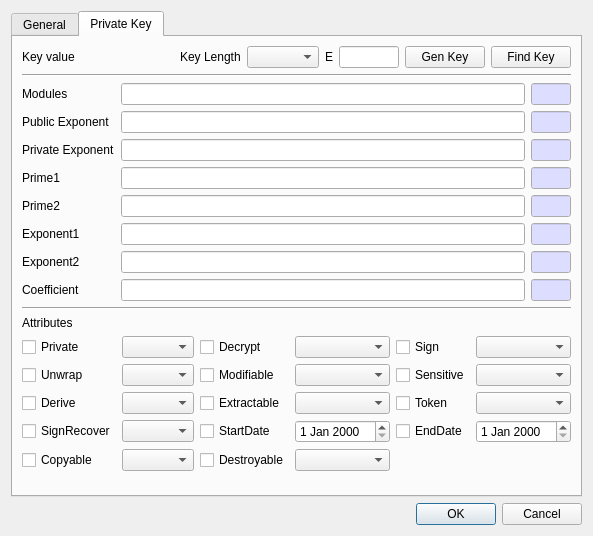
Before: the Qt Designer form CryptokiMan/create_rsa_pri_key_dlg.ui in jykim74/CryptokiMan, drawn with Qt 5.
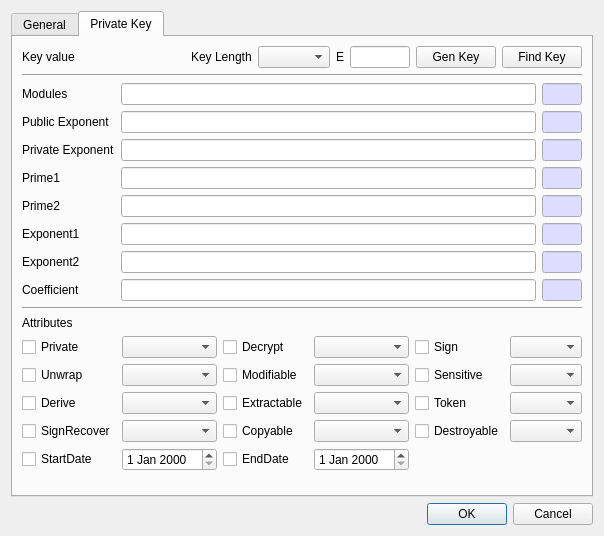
After: the same form once the commit is applied. The open tabs and pages were chosen to show the change.

The edit to the form file:
```diff
--- a/CryptokiMan/create_rsa_pri_key_dlg.ui
+++ b/CryptokiMan/create_rsa_pri_key_dlg.ui
@@ -1061,13 +1061,6 @@
            </property>
           </widget>
          </item>
-         <item row="3" column="2">
-          <widget class="QCheckBox" name="mStartDateCheck">
-           <property name="text">
-            <string>StartDate</string>
-           </property>
-          </widget>
-         </item>
          <item row="0" column="2">
           <widget class="QCheckBox" name="mDecryptCheck">
            <property name="text">
@@ -1088,9 +1081,6 @@
          <item row="2" column="5">
           <widget class="QComboBox" name="mTokenCombo"/>
          </item>
-         <item row="3" column="5">
-          <widget class="QDateEdit" name="mEndDateEdit"/>
-         </item>
          <item row="3" column="0">
           <widget class="QCheckBox" name="mSignRecoverCheck">
            <property name="text">
@@ -1120,36 +1110,46 @@
          <item row="1" column="5">
           <widget class="QComboBox" name="mSensitiveCombo"/>
          </item>
-         <item row="3" column="4">
-          <widget class="QCheckBox" name="mEndDateCheck">
-           <property name="text">
-            <string>EndDate</string>
-           </property>
-          </widget>
-         </item>
-         <item row="3" column="3">
-          <widget class="QDateEdit" name="mStartDateEdit"/>
-         </item>
-         <item row="4" column="0">
+         <item row="3" column="2">
           <widget class="QCheckBox" name="mCopyableCheck">
            <property name="text">
             <string>Copyable</string>
            </property>
           </widget>
          </item>
-         <item row="4" column="2">
+         <item row="3" column="3">
+          <widget class="QComboBox" name="mCopyableCombo"/>
+         </item>
+         <item row="3" column="4">
           <widget class="QCheckBox" name="mDestroyableCheck">
            <property name="text">
             <string>Destroyable</string>
            </property>
           </widget>
          </item>
-         <item row="4" column="1">
-          <widget class="QComboBox" name="mCopyableCombo"/>
-         </item>
-         <item row="4" column="3">
+         <item row="3" column="5">
           <widget class="QComboBox" name="mDestroyableCombo"/>
          </item>
+         <item row="4" column="0">
+          <widget class="QCheckBox" name="mStartDateCheck">
+           <property name="text">
+            <string>StartDate</string>
+           </property>
+          </widget>
+         </item>
+         <item row="4" column="1">
+          <widget class="QDateEdit" name="mStartDateEdit"/>
+         </item>
+         <item row="4" column="2">
+          <widget class="QCheckBox" name="mEndDateCheck">
+           <property name="text">
+            <string>EndDate</string>
+           </property>
+          </widget>
+         </item>
+         <item row="4" column="3">
+          <widget class="QDateEdit" name="mEndDateEdit"/>
+         </item>
         </layout>
        </item>
        <item>
```
Left out of the diff: 10 changed lines with no effect on the pictures.
